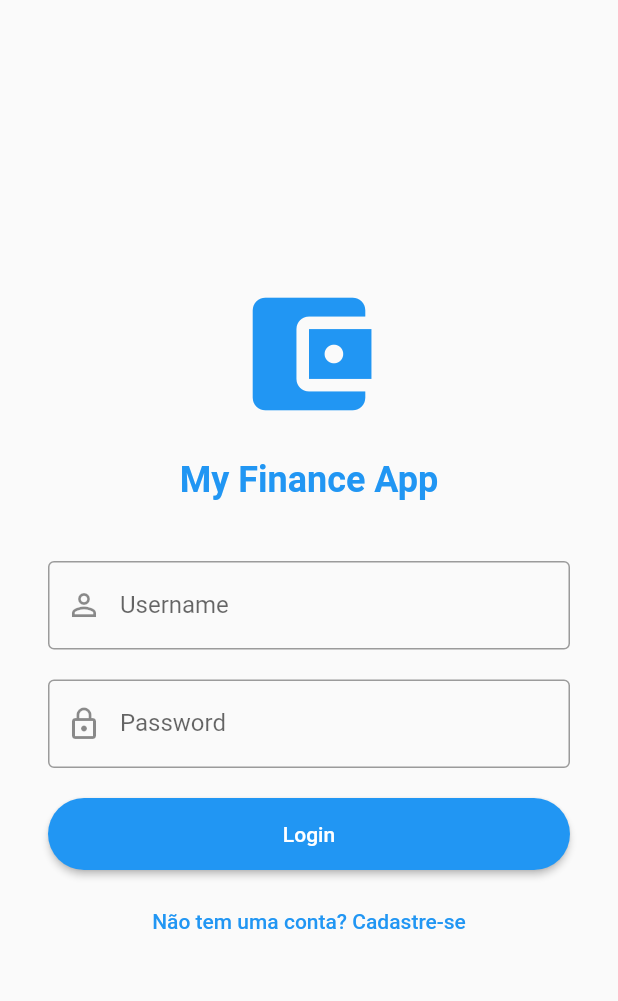
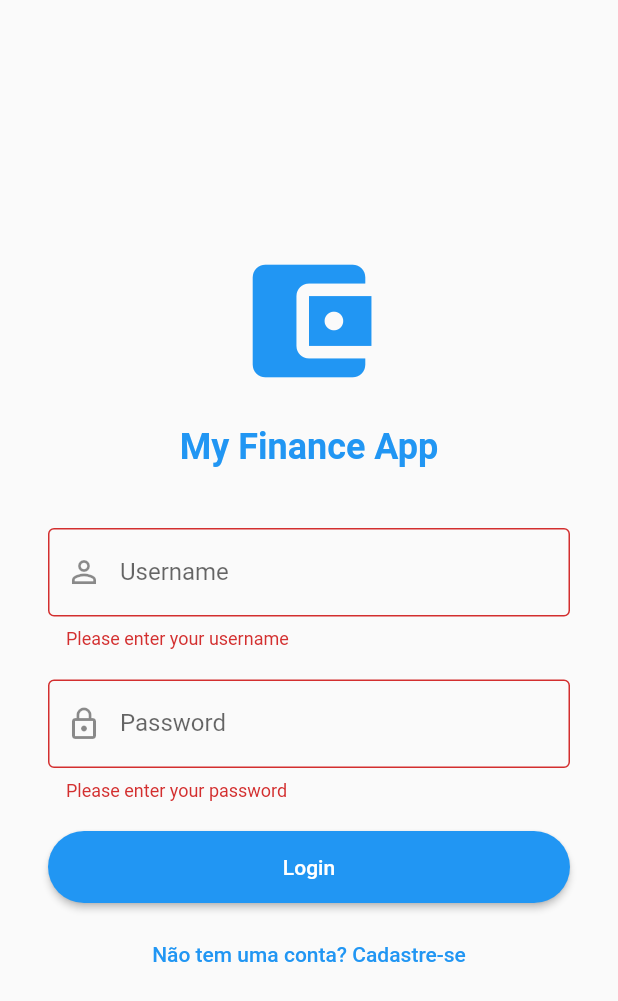
Before and after one commit to geanlima/finance_app, a Flutter app: the screen it shows after launch, after a tap on "Login", on a phone screen of 412 x 824 dp. Shown: the top 1001 px of the screen. Run offline on Flutter 3.47's test engine with Material 2 defaults, Android fonts, the phone set to English and light mode, and no system bars; our stand-ins replace sqflite; accounts and stored records are empty.

Commit message:
Ajuste no usuario

```diff
--- a/lib/presentation/pages/login_page.dart
+++ b/lib/presentation/pages/login_page.dart
@@ -1,4 +1,4 @@
-// ignore_for_file: use_key_in_widget_constructors, prefer_const_constructors, library_private_types_in_public_api, use_build_context_synchronously, deprecated_member_use
+// ignore_for_file: use_key_in_widget_constructors, prefer_const_constructors, library_private_types_in_public_api, use_build_context_synchronously, deprecated_member_use, avoid_print
 
 import 'package:finance_app/widgets/signup_popup.dart';
 import 'package:flutter/material.dart';
@@ -36,6 +36,12 @@ class _LoginformState extends State<Loginform> {
       User? user =
           await DatabaseHelper.instance.fetchUser(_username, _password);
 
+      print('_username');
+      print(_username);
+
+      print('_password');
+      print(_password);
+
       if (user != null) {
         ScaffoldMessenger.of(context)
             .showSnackBar(SnackBar(content: Text("Login bem-sucedido!")));
@@ -48,7 +54,10 @@ class _LoginformState extends State<Loginform> {
 
   @override
   Widget build(BuildContext context) {
-    return Column(
+    return Form(
+      // Adicionando o widget Form aqui
+      key: _formKey, // Associando a chave ao widget Form
+      child: Column(
         crossAxisAlignment: CrossAxisAlignment.stretch,
         children: [
           Icon(
@@ -126,6 +135,7 @@ class _LoginformState extends State<Loginform> {
             ),
           ),
         ],
+      ),
     );
   }
 }
--- a/pubspec.yaml
+++ b/pubspec.yaml
@@ -39,6 +39,7 @@ dependencies:
   flutter_icon_data: ^0.0.3
   path_provider: ^2.1.1
   sqflite: ^2.3.0
+  flutter_launcher_icons: ^0.13.1
 
 dev_dependencies:
   flutter_test:
@@ -51,6 +52,10 @@ dev_dependencies:
   # rules and activating additional ones.
   flutter_lints: ^2.0.0
 
+flutter_icons:
+  android: "launcher_icon"
+  ios: true
+  image_path: "assets/icon/icon.png"
 # For information on the generic Dart part of this file, see the
 # following page: https://dart.dev/tools/pub/pubspec
 
```
Also changed, not shown: assets/icon/icon.png (added), pubspec.lock, 27 other files. Lines whose indentation alone changed are shown as unchanged.
